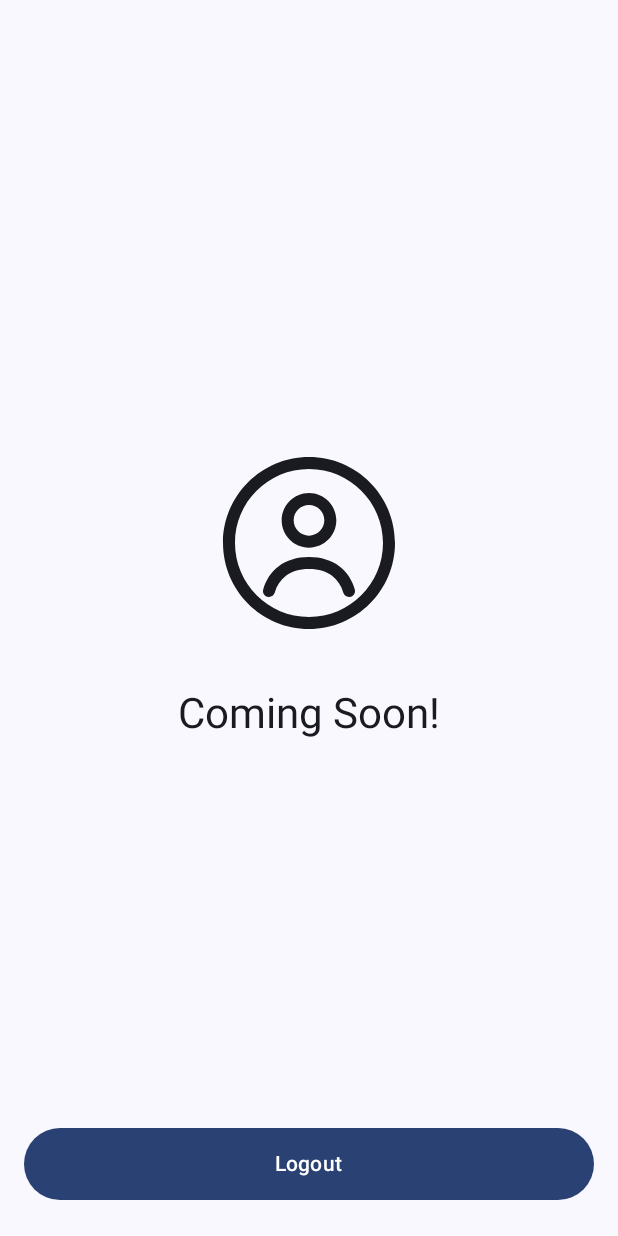
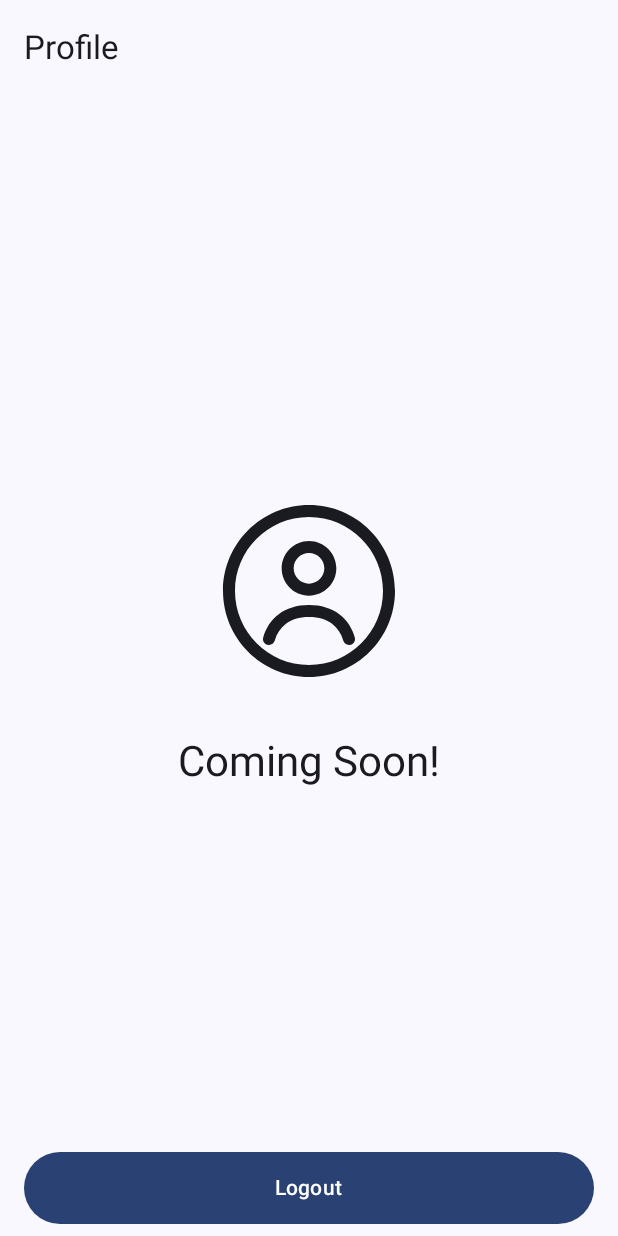
Before and after one commit to piatt/fay-android, an Android app built with Jetpack Compose: the ProfileScreen screen opened through its navigation route, on a phone screen of 412 x 824 dp. Run offline under Robolectric (Android 15) with nearby library versions, the phone set to English and light mode, and no system bars; our stand-ins replace Dagger/Hilt's generated code.

Commit message:
Updated chat, journal, and profile screens to use Scaffold

```diff
--- a/auth/ui/src/main/res/values/strings.xml
+++ b/auth/ui/src/main/res/values/strings.xml
@@ -1,7 +1,6 @@
 <?xml version="1.0" encoding="utf-8"?>
 <resources>
     <string name="login_label">Login</string>
-    <string name="logout_label">Logout</string>
     <string name="username_label">Username</string>
     <string name="password_label">Password</string>
     <string name="error_label">The provided username/password is incorrect!</string>
--- a/profile/ui/build.gradle.kts
+++ b/profile/ui/build.gradle.kts
@@ -41,7 +41,6 @@ dependencies {
     implementation(libs.androidx.core.ktx)
     implementation(project(":core:ui"))
     implementation(project(":core:navigation"))
-    implementation(project(":auth:ui"))
 
     // Compose BOM
     implementation(platform(libs.androidx.compose.bom))
--- a/profile/ui/src/main/kotlin/com/example/fay/profile/ui/ProfileScreen.kt
+++ b/profile/ui/src/main/kotlin/com/example/fay/profile/ui/ProfileScreen.kt
@@ -6,7 +6,10 @@ import androidx.compose.foundation.layout.fillMaxWidth
 import androidx.compose.foundation.layout.height
 import androidx.compose.foundation.layout.padding
 import androidx.compose.material3.Button
+import androidx.compose.material3.ExperimentalMaterial3Api
+import androidx.compose.material3.Scaffold
 import androidx.compose.material3.Text
+import androidx.compose.material3.TopAppBar
 import androidx.compose.runtime.Composable
 import androidx.compose.ui.Alignment
 import androidx.compose.ui.Modifier
@@ -14,15 +17,27 @@ import androidx.compose.ui.res.stringResource
 import androidx.compose.ui.unit.dp
 import com.example.fay.core.ui.components.CenteredCallout
 
+@OptIn(ExperimentalMaterial3Api::class)
 @Composable
 fun ProfileScreen(
     onLogout: () -> Unit,
     modifier: Modifier = Modifier
 ) {
+    Scaffold(
+        modifier = modifier,
+        topBar = {
+            TopAppBar(
+                title = {
+                    Text(text = stringResource(R.string.profile_label))
+                }
+            )
+        }
+    ) { paddingValues ->
         Box(
             modifier = modifier
                 .fillMaxSize()
-            .padding(16.dp)
+                .padding(paddingValues)
+                .padding(horizontal = 16.dp)
         ) {
             CenteredCallout(
                 image = R.drawable.ic_user,
@@ -37,7 +52,8 @@ fun ProfileScreen(
                     .padding(vertical = 8.dp)
                     .height(48.dp)
             ) {
-            Text(stringResource(com.example.fay.auth.ui.R.string.logout_label))
+                Text(stringResource(R.string.logout_label))
             }
         }
     }
+}
--- a/profile/ui/src/main/res/values/strings.xml
+++ b/profile/ui/src/main/res/values/strings.xml
@@ -2,4 +2,5 @@
 <resources>
     <string name="profile_label">Profile</string>
     <string name="coming_soon_label">Coming Soon!</string>
+    <string name="logout_label">Logout</string>
 </resources>
```
Also changed, not shown: chat/ui/src/main/kotlin/com/example/fay/chat/ui/ChatScreen.kt (+23 -5 lines), journal/ui/src/main/kotlin/com/example/fay/journal/ui/JournalScreen.kt (+23 -5 lines). Lines whose indentation alone changed are shown as unchanged.
